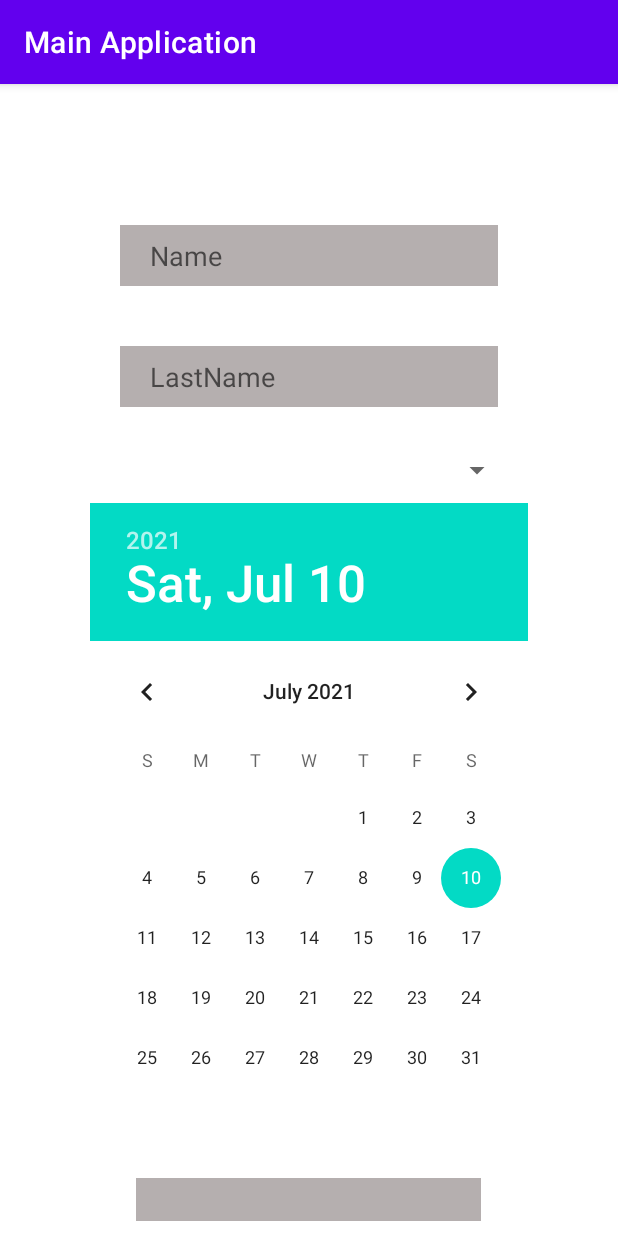
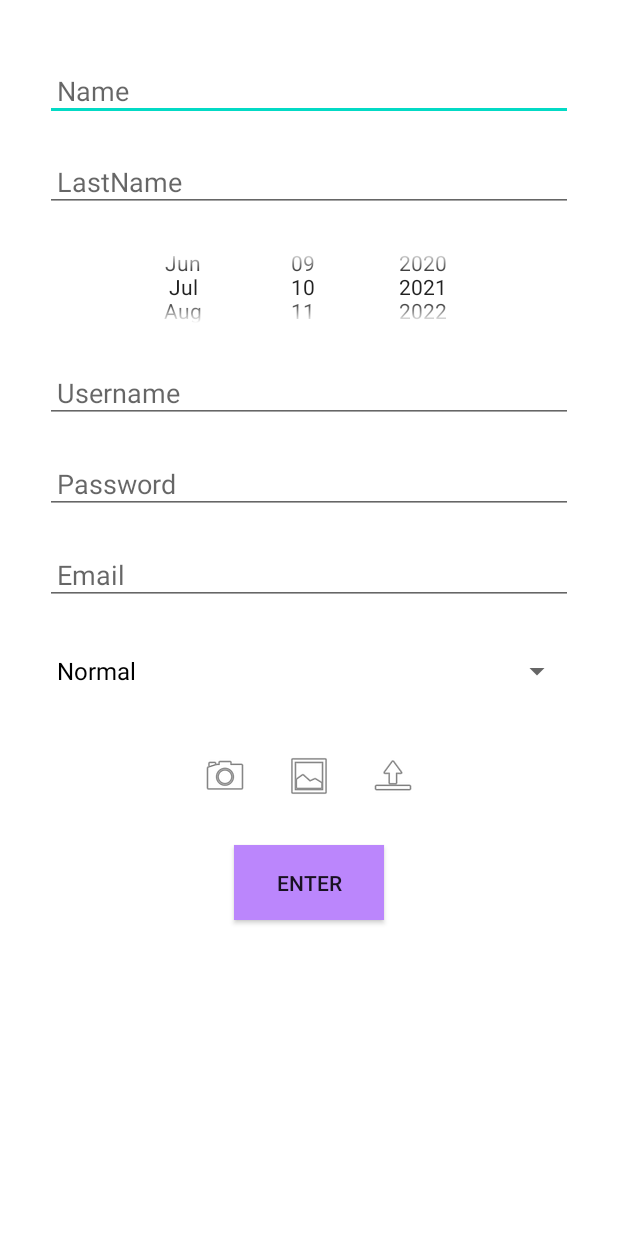
Before and after one commit to SarvinB/AndroidProjectAp, an Android app: the fragment RegisterFragment shown on its own in the app's theme, on a phone screen of 412 x 824 dp. Run offline under Robolectric (Android 15) with nearby library versions, the phone set to English and light mode, and no system bars.

```diff
--- a/app/src/main/java/com/example/mainapplication/RegisterFragment.java
+++ /dev/null
@@ -1,53 +0,0 @@
-package com.example.mainapplication;
-
-import android.os.Bundle;
-import android.view.LayoutInflater;
-import android.view.View;
-import android.view.ViewGroup;
-import android.widget.AdapterView;
-import android.widget.ArrayAdapter;
-import android.widget.EditText;
-import android.widget.Spinner;
-import android.widget.Toast;
-
-import androidx.annotation.NonNull;
-import androidx.annotation.Nullable;
-import androidx.fragment.app.Fragment;
-
-import org.jetbrains.annotations.NotNull;
-
-public class RegisterFragment extends Fragment implements AdapterView.OnItemSelectedListener
-{
-
-    String[] user = {"Admin", "Normal", "Seller"};
-    @Nullable
-    @org.jetbrains.annotations.Nullable
-    @Override
-    public View onCreateView(@NonNull @NotNull LayoutInflater inflater, @Nullable @org.jetbrains.annotations.Nullable ViewGroup container, @Nullable @org.jetbrains.annotations.Nullable Bundle savedInstanceState) {
-
-        View view = inflater.inflate(R.layout.register_fragment, container, false);
-
-        Spinner userSpinner = view.findViewById(R.id.user_spinner);
-        EditText username = view.findViewById(R.id.UserName);
-        EditText email = view.findViewById(R.id.EmailR);
-        EditText password = view.findViewById(R.id.Password);
-        EditText name = view.findViewById(R.id.Name);
-        EditText lastname = view.findViewById(R.id.LastName);
-
-        ArrayAdapter aa = new ArrayAdapter(view.getContext(), R.layout.support_simple_spinner_dropdown_item, user);
-        aa.setDropDownViewResource(android.R.layout.simple_spinner_dropdown_item);
-        userSpinner.setAdapter(aa);
-
-            return view;
-    }
-
-    @Override
-    public void onItemSelected(AdapterView<?> arg0, View arg1, int position, long id)
-    {
-        Toast.makeText(getContext(), user[position] , Toast.LENGTH_LONG).show();
-    }
-    @Override
-    public void onNothingSelected(AdapterView<?> arg0) {
-        Toast.makeText(getContext(), "please take one of the users" , Toast.LENGTH_LONG).show();
-    }
-}
--- /dev/null
+++ b/app/src/main/java/com/example/mainapplication/pages/register/RegisterFragment.java
@@ -0,0 +1,93 @@
+package com.example.mainapplication.pages.register;
+
+import android.app.Activity;
+import android.app.ProgressDialog;
+import android.content.ActivityNotFoundException;
+import android.content.Intent;
+import android.content.pm.PackageManager;
+import android.database.Cursor;
+import android.graphics.Bitmap;
+import android.graphics.BitmapFactory;
+import android.net.Uri;
+import android.os.AsyncTask;
+import android.os.Bundle;
+import android.provider.MediaStore;
+import android.util.Log;
+import android.view.LayoutInflater;
+import android.view.View;
+import android.view.ViewGroup;
+import android.widget.AdapterView;
+import android.widget.ArrayAdapter;
+import android.widget.Button;
+import android.widget.DatePicker;
+import android.widget.EditText;
+import android.widget.ImageView;
+import android.widget.ScrollView;
+import android.widget.Spinner;
+import androidx.annotation.NonNull;
+import androidx.annotation.Nullable;
+import androidx.fragment.app.Fragment;
+
+import com.example.mainapplication.R;
+
+import org.jetbrains.annotations.NotNull;
+
+public class RegisterFragment extends Fragment
+{
+    String[] user = {"Normal", "Admin", "Seller"};
+    @Nullable
+    @org.jetbrains.annotations.Nullable
+    @Override
+    public View onCreateView(@NonNull @NotNull LayoutInflater inflater, @Nullable @org.jetbrains.annotations.Nullable ViewGroup container, @Nullable @org.jetbrains.annotations.Nullable Bundle savedInstanceState) {
+
+        View view = inflater.inflate(R.layout.register_fragment, container, false);
+
+        ImageView camera = view.findViewById(R.id.cameraB);
+        ImageView upload = view.findViewById(R.id.uploadB);
+        ImageView gallery = view.findViewById(R.id.galleryB);
+        Spinner userSpinner = view.findViewById(R.id.user_spinner);
+        EditText username = view.findViewById(R.id.UserName);
+        EditText email = view.findViewById(R.id.EmailR);
+        EditText password = view.findViewById(R.id.PasswordR);
+        EditText name = view.findViewById(R.id.Name);
+        EditText lastname = view.findViewById(R.id.LastName);
+        DatePicker datePicker = view.findViewById(R.id.date_picker);
+        ScrollView scrollView = view.findViewById(R.id.scrollR);
+        Button enter = view.findViewById(R.id.EnterB);
+
+        ArrayAdapter aa = new ArrayAdapter(view.getContext(), R.layout.support_simple_spinner_dropdown_item, user);
+        aa.setDropDownViewResource(android.R.layout.simple_spinner_dropdown_item);
+        userSpinner.setAdapter(aa);
+
+
+        enter.setOnClickListener(new View.OnClickListener() {
+            @Override
+            public void onClick(View v) {
+
+                EditText[] editTextList = {name, lastname, username, email, password};
+                int c = 0;
+                for (int i = 0; i <= 4; i++) {
+                    if (editTextList[i].length() == 0) {
+                        editTextList[i].setError("This field must be full");
+                        c = 1;
+                    }
+                }
+
+
+            }
+        });
+
+//        Person person = new Person();
+//        person.setName(name.getText().toString());
+//        person.setUsername(username.getText().toString());
+//        person.setEmail(email.getText().toString());
+//        person.setPassword(password.getText().toString());
+//        person.setLastName(lastname.getText().toString());
+//
+//        String coStr = Integer.toString(datePicker.getYear())  + Integer.toString(datePicker.getMonth())
+//                + Integer.toString(datePicker.getDayOfMonth());
+//        person.setBirthday(coStr);
+        return view;
+    }
+
+}
--- a/app/src/main/res/layout/activity_main.xml
+++ b/app/src/main/res/layout/activity_main.xml
@@ -6,7 +6,7 @@
     xmlns:app="http://schemas.android.com/apk/res-auto"
     android:gravity="center_horizontal"
     android:orientation="vertical"
-    tools:context=".MainActivity">
+    tools:context=".pages.main.MainActivity">
 
     <androidx.fragment.app.FragmentContainerView
         android:id="@+id/nav_host_fragment"
--- a/app/src/main/res/layout/login_fragment.xml
+++ b/app/src/main/res/layout/login_fragment.xml
@@ -5,7 +5,7 @@
     android:layout_height="match_parent"
     android:gravity="center_horizontal"
     android:orientation="vertical"
-    tools:context=".LoginFragment">
+    tools:context=".pages.login.LoginFragment">
     <LinearLayout
         android:layout_width="match_parent"
         android:layout_height="wrap_content"
--- a/app/src/main/res/layout/register_fragment.xml
+++ b/app/src/main/res/layout/register_fragment.xml
@@ -1,19 +1,25 @@
 <RelativeLayout xmlns:android="http://schemas.android.com/apk/res/android"
+    xmlns:app="http://schemas.android.com/apk/res-auto"
     xmlns:tools="http://schemas.android.com/tools"
     android:layout_width="match_parent"
     android:layout_height="match_parent"
+    android:background="#FFFFFF"
+    android:backgroundTint="#FFFFFF"
+    android:foregroundTint="#FFFFFF"
     android:gravity="center_horizontal"
     android:orientation="vertical"
-    tools:context=".RegisterFragment">
+    tools:context=".pages.register.RegisterFragment">
+
+    <ScrollView
+        android:id="@+id/scrollR"
+        android:layout_width="match_parent"
+        android:layout_height="match_parent"
+        android:fillViewport="true">
 
         <LinearLayout
             android:layout_width="match_parent"
             android:layout_height="wrap_content"
             android:layout_alignParentTop="true"
-        android:layout_marginLeft="60dp"
-        android:layout_marginTop="74dp"
-        android:layout_marginRight="60dp"
-        android:layout_marginBottom="10dp"
             android:gravity="center_horizontal"
             android:orientation="vertical">
 
@@ -21,109 +27,144 @@
                 android:id="@+id/Name"
                 android:layout_width="match_parent"
                 android:layout_height="wrap_content"
-            android:layout_margin="20dp"
+                android:layout_below="@+id/textViewPlainTextInput"
                 android:layout_marginLeft="30dp"
+                android:layout_marginTop="40dp"
                 android:layout_marginRight="30dp"
-            android:background="#E1ACA5A5"
+                android:layout_marginBottom="10dp"
                 android:hint="Name"
                 android:inputType="text"
                 android:padding="8dp"
-            android:paddingStart="20dp"
-            android:paddingLeft="20dp"
+                android:singleLine="true"
                 android:textColor="@color/black" />
 
             <EditText
                 android:id="@+id/LastName"
                 android:layout_width="match_parent"
                 android:layout_height="wrap_content"
-            android:layout_margin="20dp"
+                android:layout_below="@+id/textViewPlainTextInput"
                 android:layout_marginLeft="30dp"
+                android:layout_marginTop="10dp"
                 android:layout_marginRight="30dp"
-            android:background="#E1ACA5A5"
+                android:layout_marginBottom="10dp"
                 android:hint="LastName"
                 android:inputType="text"
                 android:padding="8dp"
-            android:paddingStart="20dp"
-            android:paddingLeft="20dp"
+                android:singleLine="true"
                 android:textColor="@color/black" />
 
-        <Spinner
-            android:id="@+id/calender_spinner"
-            android:layout_width="match_parent"
-            android:layout_height="wrap_content"
-            android:layout_margin="10dp"/>
 
             <DatePicker
+                android:id="@+id/date_picker"
                 android:layout_width="match_parent"
-            android:layout_height="wrap_content"/>
+                android:layout_height="80dp"
+                android:layout_marginLeft="30dp"
+                android:layout_marginRight="30dp"
+                android:calendarViewShown="false"
+                android:datePickerMode="spinner" />
 
             <EditText
                 android:id="@+id/UserName"
-            android:layout_width="230dp"
-            android:layout_height="81dp"
-            android:layout_margin="20dp"
+                android:layout_width="match_parent"
+                android:layout_height="wrap_content"
+                android:layout_below="@+id/textViewPlainTextInput"
                 android:layout_marginLeft="30dp"
+                android:layout_marginTop="10dp"
                 android:layout_marginRight="30dp"
-            android:background="#E1ACA5A5"
+                android:layout_marginBottom="10dp"
                 android:hint="Username"
                 android:inputType="text"
                 android:padding="8dp"
-            android:paddingStart="20dp"
-            android:paddingLeft="20dp"
+                android:singleLine="true"
                 android:textColor="@color/black" />
 
             <EditText
                 android:id="@+id/PasswordR"
                 android:layout_width="match_parent"
                 android:layout_height="wrap_content"
-            android:layout_margin="20dp"
+                android:layout_below="@+id/textViewPlainTextInput"
                 android:layout_marginLeft="30dp"
+                android:layout_marginTop="10dp"
                 android:layout_marginRight="30dp"
-            android:background="#E1ACA5A5"
+                android:layout_marginBottom="10dp"
                 android:hint="Password"
                 android:inputType="textPassword"
                 android:padding="8dp"
-            android:paddingStart="20dp"
-            android:paddingLeft="20dp"
+                android:singleLine="true"
                 android:textColor="@color/black" />
 
             <EditText
                 android:id="@+id/EmailR"
                 android:layout_width="match_parent"
                 android:layout_height="wrap_content"
-            android:layout_margin="20dp"
+                android:layout_below="@+id/textViewPlainTextInput"
                 android:layout_marginLeft="30dp"
+                android:layout_marginTop="10dp"
                 android:layout_marginRight="30dp"
-            android:layout_marginBottom="12dp"
-            android:background="#E1ACA5A5"
+                android:layout_marginBottom="10dp"
                 android:hint="Email"
                 android:inputType="textEmailAddress"
                 android:padding="8dp"
-            android:paddingStart="20dp"
-            android:paddingLeft="20dp"
+                android:singleLine="true"
                 android:textColor="@color/black" />
 
             <Spinner
                 android:id="@+id/user_spinner"
                 android:layout_width="match_parent"
                 android:layout_height="wrap_content"
-            android:layout_margin="10dp" />
+                android:layout_marginLeft="30dp"
+                android:layout_marginTop="10dp"
+                android:layout_marginRight="30dp"
+                android:layout_marginBottom="10dp" />
+
+            <!--        <LinearLayout-->
+            <!--            android:layout_width="match_parent"-->
+            <!--            android:layout_height="wrap_content"-->
+            <!--            android:gravity="center_horizontal"-->
+            <!--            android:orientation="horizontal">-->
 
             <LinearLayout
-            android:layout_width="match_parent"
+                android:layout_width="wrap_content"
                 android:layout_height="wrap_content"
-            android:gravity="center_horizontal"
-            android:orientation="horizontal">
+                android:layout_margin="10dp">
 
+                <ImageButton
+                    android:id="@+id/cameraB"
+                    android:layout_width="56dp"
+                    android:layout_height="52dp"
+                    android:background="@color/white"
+                    android:src="@android:drawable/ic_menu_camera" />
+
+                <ImageButton
+                    android:id="@+id/galleryB"
+                    android:layout_width="56dp"
+                    android:layout_height="52dp"
+                    android:background="@color/white"
+                    android:src="@android:drawable/ic_menu_gallery" />
+
+                <ImageButton
+                    android:id="@+id/uploadB"
+                    android:layout_width="56dp"
+                    android:layout_height="52dp"
+                    android:layout_weight="1"
+                    android:background="@color/white"
+                    android:src="@android:drawable/ic_menu_upload" />
+
+            </LinearLayout>
             <androidx.appcompat.widget.AppCompatButton
                 android:id="@+id/EnterB"
                 android:layout_width="100dp"
                 android:layout_height="50dp"
-                android:layout_margin="15dp"
+                android:layout_marginLeft="30dp"
+                android:layout_marginTop="10dp"
+                android:layout_marginRight="30dp"
+                android:layout_marginBottom="10dp"
                 android:background="@color/purple_200"
                 android:text="Enter" />
 
+
+            <!--        </LinearLayout>-->
         </LinearLayout>
-    </LinearLayout>
+    </ScrollView>
 
 </RelativeLayout>
--- a/app/src/main/res/navigation/login_navigation.xml
+++ b/app/src/main/res/navigation/login_navigation.xml
@@ -6,7 +6,7 @@
     app:startDestination="@id/loginFragment">
     <fragment
         android:id="@+id/loginFragment"
-        android:name="com.example.mainapplication.LoginFragment"
+        android:name="com.example.mainapplication.pages.login.LoginFragment"
         android:label="fragment_login"
         tools:layout="@layout/login_fragment">
         <action
@@ -15,7 +15,7 @@
     </fragment>
     <fragment
         android:id="@+id/registerFragment"
-        android:name="com.example.mainapplication.RegisterFragment"
+        android:name="com.example.mainapplication.pages.register.RegisterFragment"
         android:label="RegisterFragment"
         tools:layout="@layout/register_fragment"/>
 </navigation>
--- a/app/src/main/res/values-night/themes.xml
+++ b/app/src/main/res/values-night/themes.xml
@@ -1,6 +1,6 @@
 <resources xmlns:tools="http://schemas.android.com/tools">
     <!-- Base application theme. -->
-    <style name="Theme.MainApplication" parent="Theme.MaterialComponents.DayNight.DarkActionBar">
+    <style name="Theme.MainApplication" parent="Theme.MaterialComponents.DayNight.NoActionBar">
         <!-- Primary brand color. -->
         <item name="colorPrimary">@color/purple_200</item>
         <item name="colorPrimaryVariant">@color/purple_700</item>
--- a/app/src/main/res/values/themes.xml
+++ b/app/src/main/res/values/themes.xml
@@ -1,6 +1,6 @@
 <resources xmlns:tools="http://schemas.android.com/tools">
     <!-- Base application theme. -->
-    <style name="Theme.MainApplication" parent="Theme.MaterialComponents.DayNight.DarkActionBar">
+    <style name="Theme.MainApplication" parent="Theme.MaterialComponents.DayNight.NoActionBar">
         <!-- Primary brand color. -->
         <item name="colorPrimary">@color/purple_500</item>
         <item name="colorPrimaryVariant">@color/purple_700</item>
```
Also changed, not shown: app/build.gradle (+17 -0 lines), app/src/main/AndroidManifest.xml (+29 -2 lines), app/src/main/java/com/example/mainapplication/MainActivity.java (deleted, +0 -19 lines), app/src/main/java/com/example/mainapplication/pages/home/HomeActivityAdmin.java (added, +16 -0 lines), app/src/main/java/com/example/mainapplication/pages/home/HomeActivityCustomer.java (added, +72 -0 lines), app/src/main/java/com/example/mainapplication/pages/home/HomeActivitySeller.java (added, +16 -0 lines), app/src/main/java/com/example/mainapplication/pages/login/LoginFragment.java (renamed from app/src/main/java/com/example/mainapplication/LoginFragment.java, +43 -9 lines), app/src/main/java/com/example/mainapplication/pages/main/MainActivity.java (added, +26 -0 lines). Lines whose indentation alone changed are shown as unchanged.
